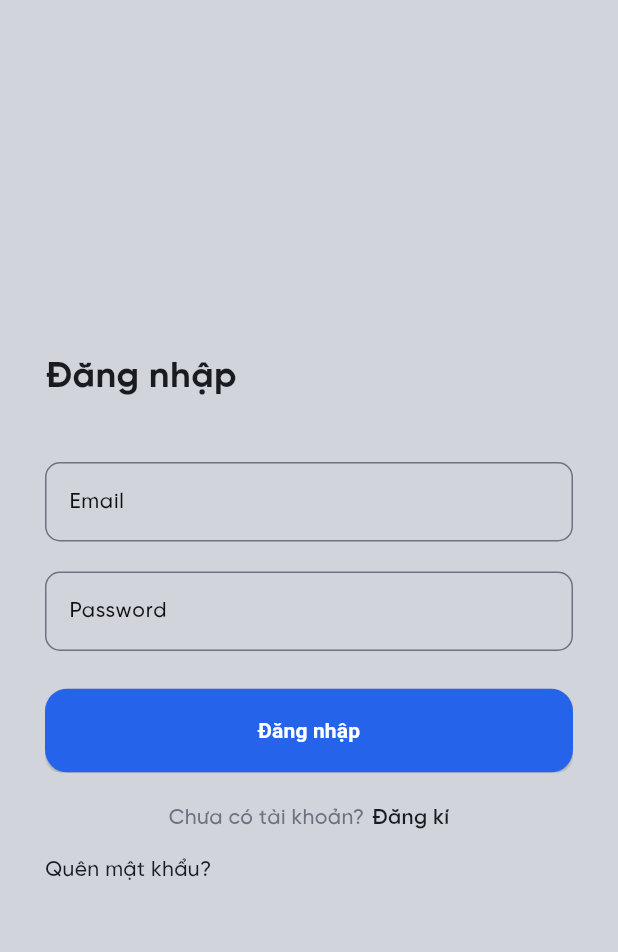
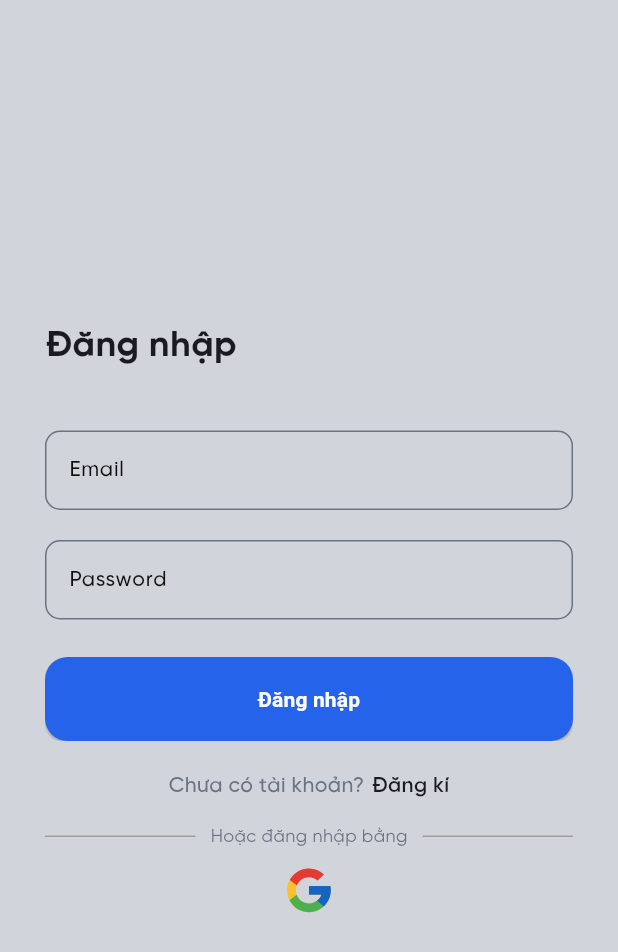
Before and after one commit to phongwild/MangaDex, a Flutter app: the _body screen opened directly with empty values, on a phone screen of 412 x 824 dp. Shown: the top 952 px of the screen. Run offline on Flutter 3.47's test engine with Material 3 defaults, Android fonts, the phone set to English and light mode, and no system bars; drawn by our look-alikes of overlay_support; our stand-ins replace app_links, cached_network_image, connectivity_plus, crystal_navigation_bar, dio, equatable and 18 more; missing offline and left inert: country_flags, curl_logger_dio_interceptor, flutter_timer_countdown; accounts and stored records are empty; network calls fail.

Commit message:
feat: android login with google

```diff
--- a/lib/common/define/key_assets.dart
+++ b/lib/common/define/key_assets.dart
@@ -3,6 +3,7 @@ class KeyAssets {
   static const icSelectAccount = '${_base}ic_select_account.svg';
   static const jsonLoading = '${_base}loading.json';
   static const icArrowDown = '${_base}ic_arrow_down.svg';
+  static const logoGoogle = '${_base}logo_google.svg';
 
   /// PNG
   static const imgSuccess = '${_baseImage}img_success.png';
--- a/lib/feature/screens/login_register/login_screen.dart
+++ b/lib/feature/screens/login_register/login_screen.dart
@@ -1,3 +1,4 @@
+import 'package:app/common/define/key_assets.dart';
 import 'package:app/core/app_log.dart';
 import 'package:app/core_ui/app_theme.dart/app_color/app_colors.dart';
 import 'package:app/core_ui/app_theme.dart/app_text_style.dart';
@@ -6,6 +7,8 @@ import 'package:app/feature/router/nettromdex_router.dart';
 import 'package:app/feature/utils/toast_app.dart';
 import 'package:flutter/material.dart';
 import 'package:flutter_bloc/flutter_bloc.dart';
+import 'package:flutter_svg/flutter_svg.dart';
+import 'package:google_sign_in/google_sign_in.dart';
 
 import '../../../core/cache/secures_storage.dart';
 import '../../cubit/auth_cubit.dart';
@@ -36,11 +39,11 @@ class _body extends StatefulWidget {
 class _bodyState extends State<_body> {
   final TextEditingController emailController = TextEditingController();
   final TextEditingController passController = TextEditingController();
-
+  static final GoogleSignIn googleSignIn = GoogleSignIn();
   @override
   void initState() {
     super.initState();
-    saveLogin();
+    // saveLogin();
   }
 
   void saveLogin() async {
@@ -132,6 +135,7 @@ class _bodyState extends State<_body> {
                         return;
                       }
                       if (state is AuthLoginSuccess) {
+                        showToast('Đăng nhập thành công!');
                         saveLoginInfo(
                             emailController.text.trim(), passController.text);
                         Navigator.of(context).pushNamedAndRemoveUntil(
@@ -187,11 +191,62 @@ class _bodyState extends State<_body> {
                   ),
                 ],
               ),
+              // const SizedBox(height: 15),
+              // Text(
+              //   'Quên mật khẩu?',
+              //   style: AppsTextStyle.text14Weight500,
+              // ),
               const SizedBox(height: 15),
-              Text(
-                'Quên mật khẩu?',
-                style: AppsTextStyle.text14Weight500,
-              ),
+              SizedBox(
+                width: double.infinity,
+                child: Column(
+                  children: [
+                    Row(
+                      children: [
+                        const Expanded(
+                          child: Divider(
+                            color: Colors.grey,
+                            thickness: 1,
+                            endIndent: 10, // Khoảng cách đến Text
+                          ),
+                        ),
+                        Text(
+                          'Hoặc đăng nhập bằng',
+                          style: AppsTextStyle.text12Weight400
+                              .copyWith(color: AppColors.gray700),
+                        ),
+                        const Expanded(
+                          child: Divider(
+                            color: Colors.grey,
+                            thickness: 1,
+                            indent: 10, // Khoảng cách từ Text
+                          ),
+                        ),
+                      ],
+                    ),
+                    const SizedBox(height: 10),
+                    GestureDetector(
+                      onTap: () async {
+                        await googleSignIn.signOut();
+                        final account = await googleSignIn.signIn();
+                        final auth = await account?.authentication;
+                        final idToken = auth?.idToken;
+                        if (idToken != null) {
+                          dlog('Token: $idToken');
+                          context.read<AuthCubit>().loginGoogle(idToken);
+                        } else {
+                          showToast('Đăng nhập thất bại', isError: true);
+                        }
+                      },
+                      child: SvgPicture.asset(
+                        KeyAssets.logoGoogle,
+                        width: 35,
+                        height: 35,
+                      ),
+                    ),
+                  ],
+                ),
+              )
             ],
           ),
         ),
--- a/pubspec.yaml
+++ b/pubspec.yaml
@@ -78,6 +78,8 @@ dependencies:
   firebase_core: ^3.12.1
   flutter_secure_storage: ^9.2.4
   flutter_timer_countdown: ^1.0.7
+  app_links: ^6.4.0
+  google_sign_in: ^6.3.0
 
 dev_dependencies:
   flutter_launcher_icons: ^0.14.3
```
Also changed, not shown: lib/feature/cubit/auth_cubit.dart (+37 -2 lines), lib/feature/screens/detail/detail_manga_page.dart (+18 -6 lines), lib/feature/screens/home/home_page.dart (+54 -0 lines), assets/icons/logo_google.svg (added), pubspec.lock, 9 other files.
